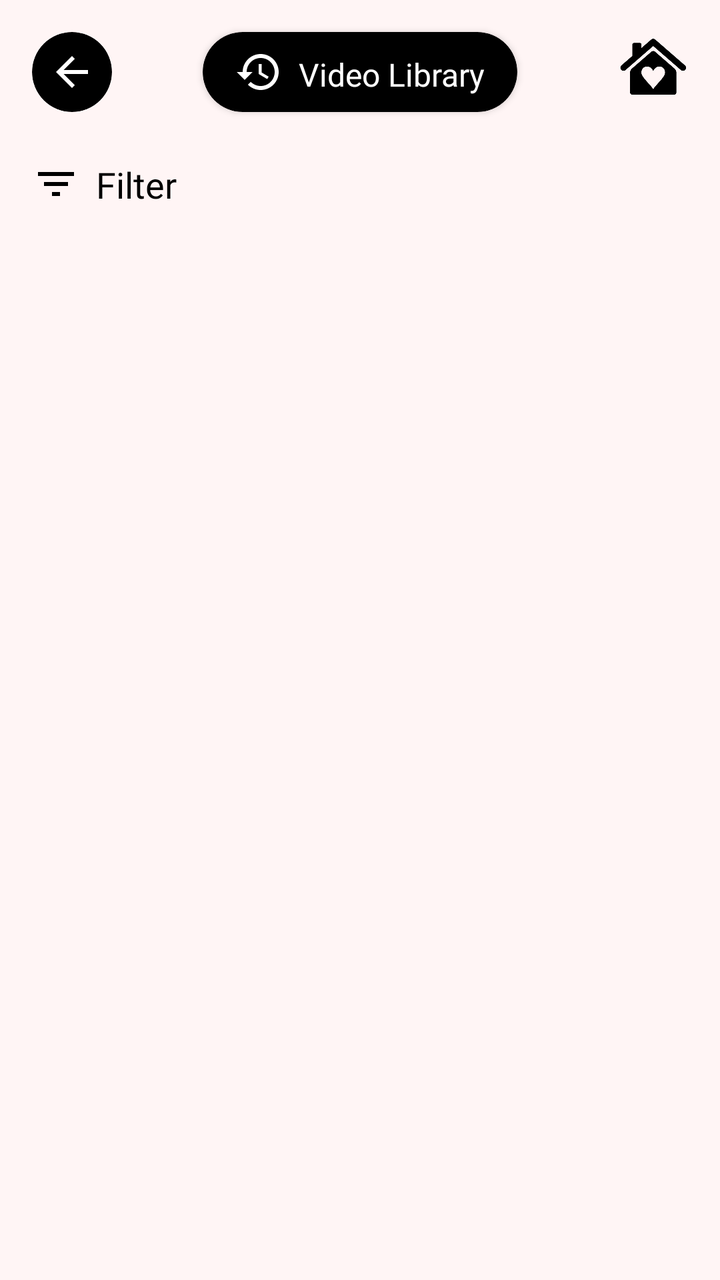
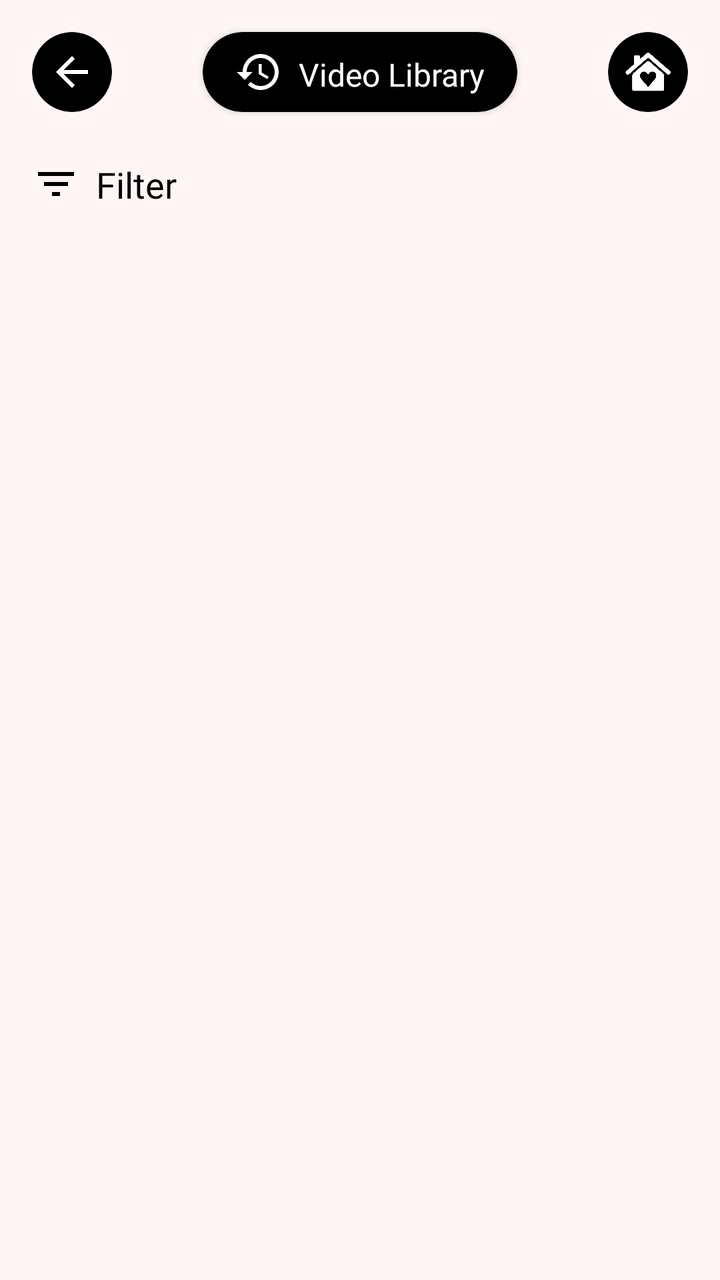

Before-and-after screenshots of an Android layout around one commit, followed by the original layout XML and the change that was made.
<!-- AndroidManifest.xml: application theme Theme.SafeHer -->
<!-- res/layout/fragment_video_library.xml -->
<?xml version="1.0" encoding="utf-8"?>
<androidx.constraintlayout.widget.ConstraintLayout xmlns:android="http://schemas.android.com/apk/res/android"
    xmlns:app="http://schemas.android.com/apk/res-auto"
    xmlns:tools="http://schemas.android.com/tools"
    android:layout_width="match_parent"
    android:layout_height="match_parent"
    android:background="#FFF5F5">

    
    <androidx.cardview.widget.CardView
        android:id="@+id/backButtonCard"
        android:layout_width="40dp"
        android:layout_height="40dp"
        android:layout_marginStart="16dp"
        android:layout_marginTop="16dp"
        app:cardBackgroundColor="#000000"
        app:cardCornerRadius="20dp"
        app:cardElevation="0dp"
        app:layout_constraintStart_toStartOf="parent"
        app:layout_constraintTop_toTopOf="parent">

        <ImageView
            android:id="@+id/backButton"
            android:layout_width="24dp"
            android:layout_height="24dp"
            android:layout_gravity="center"
            android:contentDescription="Back"
            android:src="@drawable/ic_back"
            app:tint="#FFFFFF" />
    </androidx.cardview.widget.CardView>

    
    <ImageView
        android:id="@+id/homeButton"
        android:layout_width="35dp"
        android:layout_height="35dp"
        android:layout_gravity="center"
        android:layout_marginTop="16dp"
        android:layout_marginEnd="16dp"
        app:layout_constraintEnd_toEndOf="parent"
        app:layout_constraintTop_toTopOf="parent"
        android:contentDescription="Home"
        android:src="@drawable/ic_home"
        app:tint="@color/black" />

    
    <androidx.cardview.widget.CardView
        android:id="@+id/videoLibraryTitleCard"
        android:layout_width="wrap_content"
        android:layout_height="wrap_content"
        android:layout_marginTop="16dp"
        app:cardBackgroundColor="#000000"
        app:cardCornerRadius="20dp"
        app:layout_constraintEnd_toEndOf="parent"
        app:layout_constraintStart_toStartOf="parent"
        app:layout_constraintTop_toTopOf="parent">

        <androidx.constraintlayout.widget.ConstraintLayout
            android:layout_width="wrap_content"
            android:layout_height="wrap_content"
            android:paddingHorizontal="16dp"
            android:paddingVertical="8dp">

            <ImageView
                android:id="@+id/clockIcon"
                android:layout_width="24dp"
                android:layout_height="24dp"
                android:layout_marginEnd="8dp"
                android:src="@drawable/ic_clock_history"
                app:layout_constraintBottom_toBottomOf="parent"
                app:layout_constraintStart_toStartOf="parent"
                app:layout_constraintTop_toTopOf="parent"
                app:tint="#FFFFFF" />

            <TextView
                android:layout_width="wrap_content"
                android:layout_height="wrap_content"
                android:layout_marginStart="8dp"
                android:fontFamily="@font/poppins_medium"
                android:text="Video Library"
                android:textColor="#FFFFFF"
                android:textSize="16sp"
                app:layout_constraintBottom_toBottomOf="parent"
                app:layout_constraintEnd_toEndOf="parent"
                app:layout_constraintHorizontal_bias="0.0"
                app:layout_constraintStart_toEndOf="@id/clockIcon"
                app:layout_constraintTop_toTopOf="parent"
                app:layout_constraintVertical_bias="1.0" />
        </androidx.constraintlayout.widget.ConstraintLayout>
    </androidx.cardview.widget.CardView>

    
    <LinearLayout
        android:id="@+id/filterLayout"
        android:layout_width="wrap_content"
        android:layout_height="wrap_content"
        android:layout_marginStart="16dp"
        android:layout_marginTop="24dp"
        android:gravity="center_vertical"
        android:orientation="horizontal"
        app:layout_constraintStart_toStartOf="parent"
        app:layout_constraintTop_toBottomOf="@id/videoLibraryTitleCard">

        <ImageView
            android:id="@+id/filterIcon"
            android:layout_width="24dp"
            android:layout_height="24dp"
            android:src="@drawable/ic_filter"
            app:tint="#000000" />

        <TextView
            android:layout_width="wrap_content"
            android:layout_height="wrap_content"
            android:layout_marginStart="8dp"
            android:fontFamily="@font/poppins_semibold"
            android:text="Filter"
            android:textColor="#000000"
            android:textSize="18sp" />
    </LinearLayout>

    
    <androidx.recyclerview.widget.RecyclerView
        android:id="@+id/videoRecyclerView"
        android:layout_width="match_parent"
        android:layout_height="0dp"
        android:layout_marginTop="25dp"
        app:layout_constraintTop_toBottomOf="@id/filterLayout"
        app:layout_constraintBottom_toBottomOf="parent"
        android:padding="16dp"
        android:scrollbars="vertical" />
</androidx.constraintlayout.widget.ConstraintLayout>
<!-- resources referenced by this layout -->
<resources>
  <color name="black">#FF000000</color>
  <!-- drawable ic_back (drawable) -->
  <?xml version="1.0" encoding="utf-8"?>
  <vector xmlns:android="http://schemas.android.com/apk/res/android"
      android:width="24dp"
      android:height="24dp"
      android:viewportWidth="24"
      android:viewportHeight="24">
      <path
          android:fillColor="#000000"
          android:pathData="M20,11H7.83l5.59,-5.59L12,4l-8,8 8,8 1.41,-1.41L7.83,13H20v-2z"/>
  </vector>
  <!-- drawable ic_clock_history (drawable) -->
  <vector xmlns:android="http://schemas.android.com/apk/res/android"
      android:width="24dp"
      android:height="24dp"
      android:viewportWidth="24"
      android:viewportHeight="24">
      <path
          android:fillColor="#FFFFFF"
          android:pathData="M13,3c-4.97,0 -9,4.03 -9,9L1,12l3.89,3.89 0.07,0.14L9,12L6,12c0,-3.87 3.13,-7 7,-7s7,3.13 7,7 -3.13,7 -7,7c-1.93,0 -3.68,-0.79 -4.94,-2.06l-1.42,1.42C8.27,19.99 10.51,21 13,21c4.97,0 9,-4.03 9,-9s-4.03,-9 -9,-9zM12,8v5l4.28,2.54 0.72,-1.21 -3.5,-2.08L13.5,8L12,8z"/>
  </vector>
  <!-- drawable ic_filter (drawable) -->
  <vector xmlns:android="http://schemas.android.com/apk/res/android"
      android:width="24dp"
      android:height="24dp"
      android:viewportWidth="24"
      android:viewportHeight="24">
      <path
          android:fillColor="#000000"
          android:pathData="M10,18h4v-2h-4v2zM3,6v2h18L21,6L3,6zM6,13h12v-2L6,11v2z"/>
  </vector>
  <!-- drawable ic_home: png bitmap (drawable, 36408 bytes) -->
  <style name="Theme.SafeHer" parent="Base.Theme.SafeHer" />
  <style name="Base.Theme.SafeHer" parent="Theme.MaterialComponents.NoActionBar">
          
          
      </style>
</resources>

<!-- the commit's change to res/layout/fragment_video_library.xml (unified diff, before → after) -->
@@ -30,18 +30,26 @@
     </androidx.cardview.widget.CardView>
 
     
-    <ImageView
-        android:id="@+id/homeButton"
-        android:layout_width="35dp"
-        android:layout_height="35dp"
-        android:layout_gravity="center"
+    <androidx.cardview.widget.CardView
+        android:id="@+id/homeButtonCard"
+        android:layout_width="40dp"
+        android:layout_height="40dp"
         android:layout_marginTop="16dp"
         android:layout_marginEnd="16dp"
+        app:cardBackgroundColor="#000000"
+        app:cardCornerRadius="20dp"
+        app:cardElevation="0dp"
         app:layout_constraintEnd_toEndOf="parent"
-        app:layout_constraintTop_toTopOf="parent"
-        android:contentDescription="Home"
-        android:src="@drawable/ic_home"
-        app:tint="@color/black" />
+        app:layout_constraintTop_toTopOf="parent">
+        <ImageView
+            android:id="@+id/homeButton"
+            android:layout_width="24dp"
+            android:layout_height="24dp"
+            android:layout_gravity="center"
+            android:contentDescription="Home"
+            android:src="@drawable/ic_home"
+            app:tint="#FFFFFF" />
+    </androidx.cardview.widget.CardView>
 
     
     <androidx.cardview.widget.CardView
<!-- resource entries referenced after the edit -->
@@ -1,6 +1,5 @@
 <!-- resources referenced by this layout -->
 <resources>
-  <color name="black">#FF000000</color>
   <!-- drawable ic_back (drawable) -->
   <?xml version="1.0" encoding="utf-8"?>
   <vector xmlns:android="http://schemas.android.com/apk/res/android"
